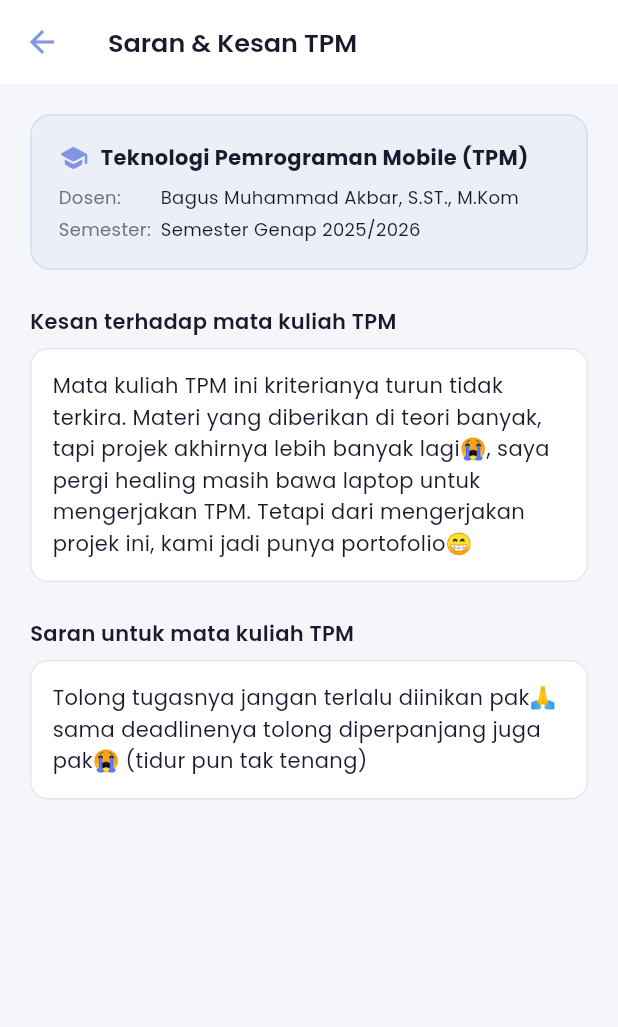
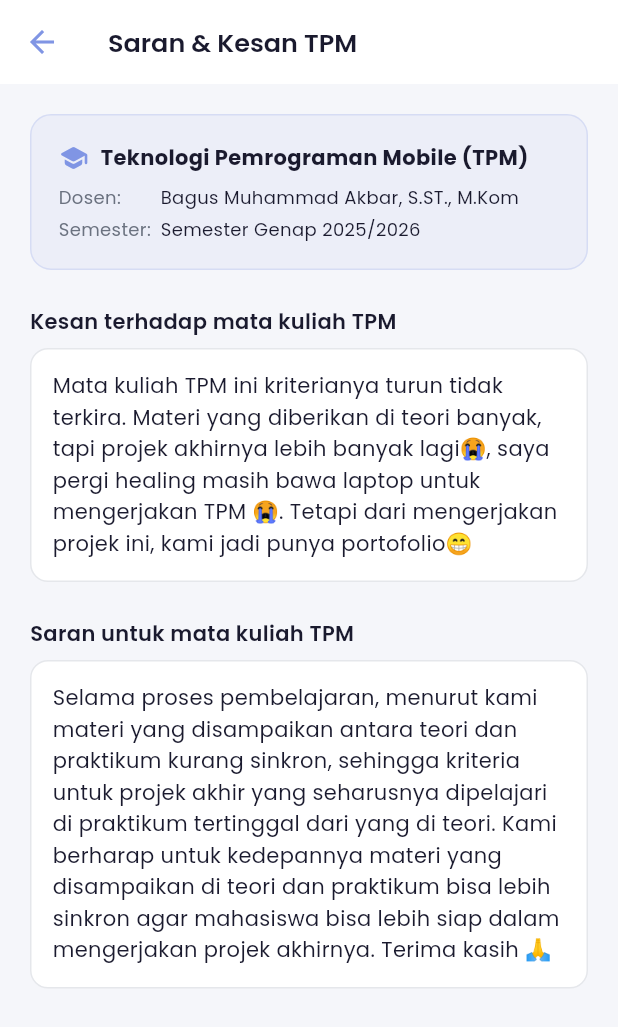
Before and after one commit to Maan-py/Kostify, a Flutter app: the SaranKesanScreen screen opened by its route, on a phone screen of 412 x 824 dp. Shown: the top 1027 px of the screen. Run offline on Flutter 3.47's test engine with Material 3 defaults, Android fonts, the phone set to English and light mode, and no system bars; our stand-ins replace camera, connectivity_plus, flutter_dotenv, flutter_image_compress, flutter_local_notifications, flutter_map and 8 more; missing offline and left inert: bcrypt, google_mlkit_text_recognition; accounts and stored records are empty.

Commit message:
chore: update pesan saran

```diff
--- a/lib/views/shared/saran_kesan_screen.dart
+++ b/lib/views/shared/saran_kesan_screen.dart
@@ -12,14 +12,13 @@ class SaranKesanScreen extends StatefulWidget {
 class _SaranKesanScreenState extends State<SaranKesanScreen> {
   // Data hardcoded mata kuliah TPM
   static const _mataKuliah = 'Teknologi Pemrograman Mobile (TPM)';
-  static const _dosen =
-      'Bagus Muhammad Akbar, S.ST., M.Kom';
+  static const _dosen = 'Bagus Muhammad Akbar, S.ST., M.Kom';
   static const _semester = 'Semester Genap 2025/2026';
 
   static const _kesanStatis =
-      'Mata kuliah TPM ini kriterianya turun tidak terkira. Materi yang diberikan di teori banyak, tapi projek akhirnya lebih banyak lagi😭, saya pergi healing masih bawa laptop untuk mengerjakan TPM. Tetapi dari mengerjakan projek ini, kami jadi punya portofolio😁';
+      'Mata kuliah TPM ini kriterianya turun tidak terkira. Materi yang diberikan di teori banyak, tapi projek akhirnya lebih banyak lagi😭, saya pergi healing masih bawa laptop untuk mengerjakan TPM 😭. Tetapi dari mengerjakan projek ini, kami jadi punya portofolio😁';
   static const _saranStatis =
-      'Tolong tugasnya jangan terlalu diinikan pak🙏 sama deadlinenya tolong diperpanjang juga pak😭 (tidur pun tak tenang)';
+      'Selama proses pembelajaran, menurut kami materi yang disampaikan antara teori dan praktikum kurang sinkron, sehingga kriteria untuk projek akhir yang seharusnya dipelajari di praktikum tertinggal dari yang di teori. Kami berharap untuk kedepannya materi yang disampaikan di teori dan praktikum bisa lebih sinkron agar mahasiswa bisa lebih siap dalam mengerjakan projek akhirnya. Terima kasih 🙏';
 
   @override
   Widget build(BuildContext context) {
```
